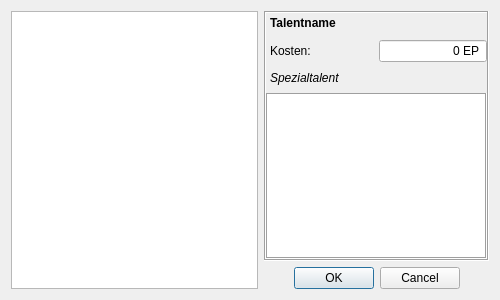
Above: UI/CharakterTalente.ui from Aeolitus/Sephrasto before the change. Below: the same form after it.
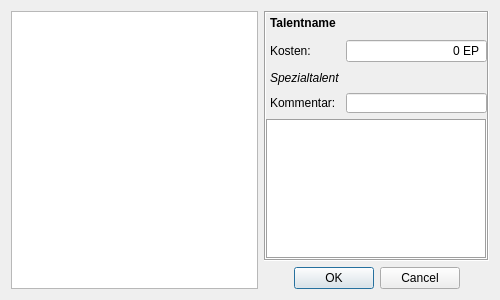
That is the form after the change.

Diff of the .ui file:
```diff
--- a/UI/CharakterTalente.ui
+++ b/UI/CharakterTalente.ui
@@ -59,7 +59,17 @@
        <property name="bottomMargin">
         <number>0</number>
        </property>
-       <item row="4" column="0" colspan="2">
+	   <item row="4" column="0">
+	    <widget class="QLabel" name="labelKommentar">
+         <property name="text">
+          <string>Kommentar:</string>
+         </property>
+        </widget>
+	   </item>
+	   <item row="4" column="1">
+		<widget class="QLineEdit" name="textKommentar"/>
+       </item>
+       <item row="5" column="0" colspan="2">
         <widget class="QPlainTextEdit" name="plainText">
          <property name="frameShape">
           <enum>QFrame::Box</enum>
```
